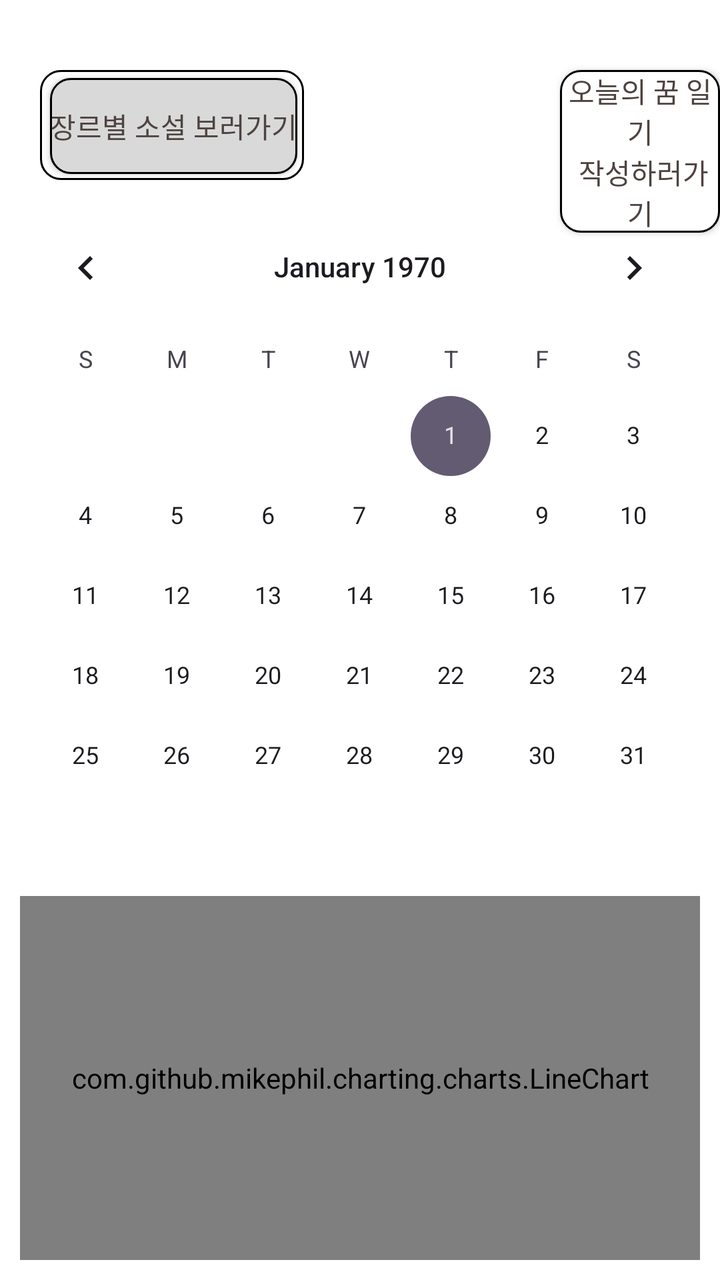
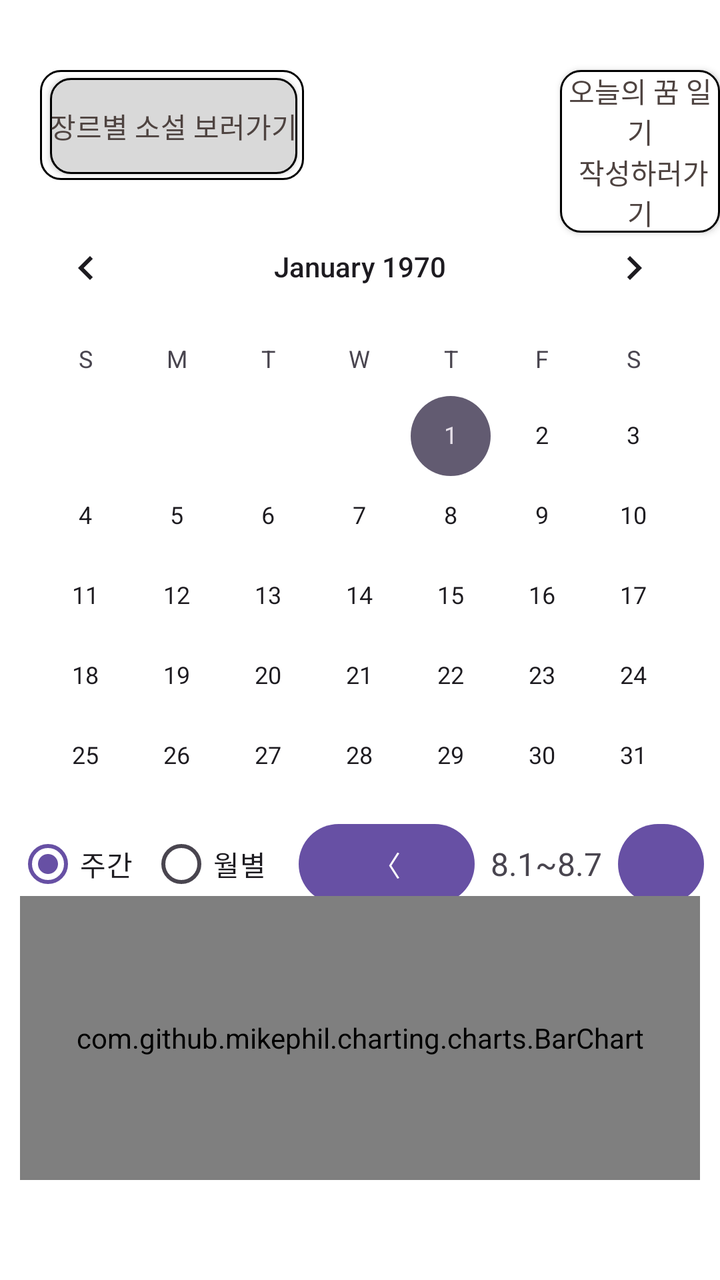

Before-and-after screenshots of an Android layout around one commit, followed by the original layout XML and the change that was made.
<!-- AndroidManifest.xml: application theme Theme.Material3.DayNight.NoActionBar -->
<!-- res/layout/home.xml -->
<?xml version="1.0" encoding="utf-8"?>
<RelativeLayout xmlns:android="http://schemas.android.com/apk/res/android"
    android:layout_width="match_parent"
    android:layout_height="match_parent"
    android:background="#ffffff">

    <View
        android:layout_width="132dp"
        android:layout_height="55dp"
        android:layout_marginStart="20dp"
        android:layout_marginTop="35dp"
        android:background="@drawable/rounded_button_2" />

    <android.widget.Button
        android:id="@+id/btn_nov"
        android:layout_width="wrap_content"
        android:layout_height="wrap_content"
        android:layout_marginTop="39dp"
        android:layout_marginStart="25dp"
        android:background="@drawable/rounded_button_1"
        android:text="@string/button_label"
        android:textColor="#4E4340"/>

    <android.widget.Button
        android:id="@+id/buttonGoToDiary"
        android:layout_width="wrap_content"
        android:layout_height="wrap_content"
        android:layout_marginTop="35dp"
        android:layout_marginStart="280dp"
        android:background="@drawable/rounded_button_2"
        android:text="@string/button_label_2"
        android:textColor="#4E4340"/>

    <CalendarView
        android:id="@+id/calendarView"
        android:layout_width="match_parent"
        android:layout_height="wrap_content"
        android:layout_centerHorizontal="true"
        android:layout_marginTop="100dp"/>

    <com.github.mikephil.charting.charts.LineChart
        android:id="@+id/barChart"
        android:layout_width="match_parent"
        android:layout_height="300dp"
        android:layout_margin="10dp"
        android:layout_below="@id/calendarView"
        android:layout_marginTop="24dp" />

</RelativeLayout>
<!-- resources referenced by this layout -->
<resources>
  <!-- drawable rounded_button_1 (drawable) -->
  <?xml version="1.0" encoding="utf-8"?>
  <shape xmlns:android="http://schemas.android.com/apk/res/android">
      <solid android:color="#D9D9D9"/> 
      <corners android:radius="10dp"/> 
      <stroke android:color="#000000" android:width="1dp"/> 
  </shape>
  <!-- drawable rounded_button_2 (drawable) -->
  <?xml version="1.0" encoding="utf-8"?>
  <shape xmlns:android="http://schemas.android.com/apk/res/android">
      <solid android:color="#ffffff"/> 
      <corners android:radius="10dp"/> 
      <stroke android:color="#000000" android:width="1dp"/> 
  </shape>
  <string name="button_label">장르별 소설 보러가기</string>
  <string name="button_label_2">"오늘의 꿈 일기\n 작성하러가기"</string>
</resources>

<!-- the commit's change to res/layout/home.xml (unified diff, before → after) -->
@@ -38,12 +38,66 @@
         android:layout_centerHorizontal="true"
         android:layout_marginTop="100dp"/>
 
-    <com.github.mikephil.charting.charts.LineChart
+    <LinearLayout
+        android:orientation="horizontal"
+        android:gravity="center_vertical"
+        android:layout_width="match_parent"
+        android:layout_height="wrap_content"
+        android:layout_marginTop="400dp"
+        android:padding="8dp">
+
+        <RadioGroup
+            android:id="@+id/radioGroupPeriod"
+            android:layout_width="wrap_content"
+            android:layout_height="wrap_content"
+            android:orientation="horizontal">
+
+            <RadioButton
+                android:id="@+id/radioWeekly"
+                android:layout_width="wrap_content"
+                android:layout_height="wrap_content"
+                android:text="주간"
+                android:checked="true"/>
+
+            <RadioButton
+                android:id="@+id/radioMonthly"
+                android:layout_width="wrap_content"
+                android:layout_height="wrap_content"
+                android:text="월별"
+                android:layout_marginStart="8dp"/>
+        </RadioGroup>
+
+        <Button
+            android:id="@+id/btnPrev"
+            android:layout_width="wrap_content"
+            android:layout_height="wrap_content"
+            android:text="〈"
+            android:layout_marginStart="16dp"/>
+
+        <TextView
+            android:id="@+id/tvPeriod"
+            android:layout_width="wrap_content"
+            android:layout_height="wrap_content"
+            android:text="8.1~8.7"
+            android:textSize="16sp"
+            android:layout_marginStart="8dp"
+            android:layout_marginEnd="8dp"/>
+
+        <Button
+            android:id="@+id/btnNext"
+            android:layout_width="wrap_content"
+            android:layout_height="wrap_content"
+            android:text="〉"/>
+    </LinearLayout>
+
+    <com.github.mikephil.charting.charts.BarChart
         android:id="@+id/barChart"
         android:layout_width="match_parent"
         android:layout_height="300dp"
-        android:layout_margin="10dp"
         android:layout_below="@id/calendarView"
-        android:layout_marginTop="24dp" />
+        android:layout_marginStart="10dp"
+        android:layout_marginTop="10dp"
+        android:layout_marginEnd="10dp"
+        android:layout_marginBottom="50dp" />
 
 </RelativeLayout>
